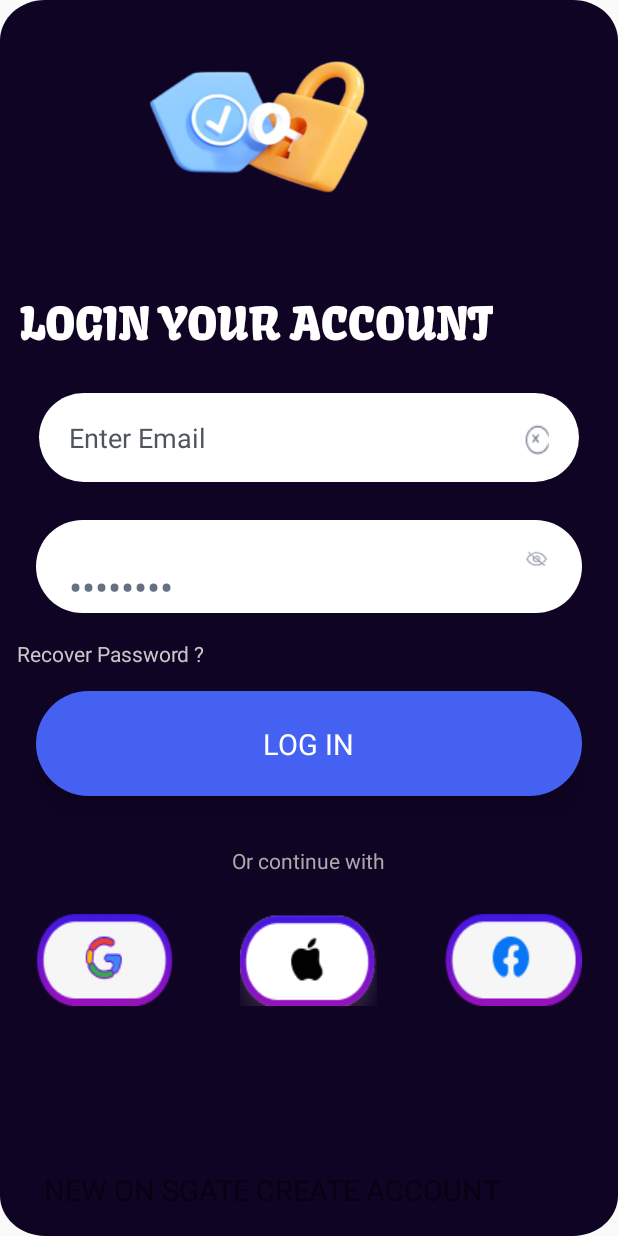
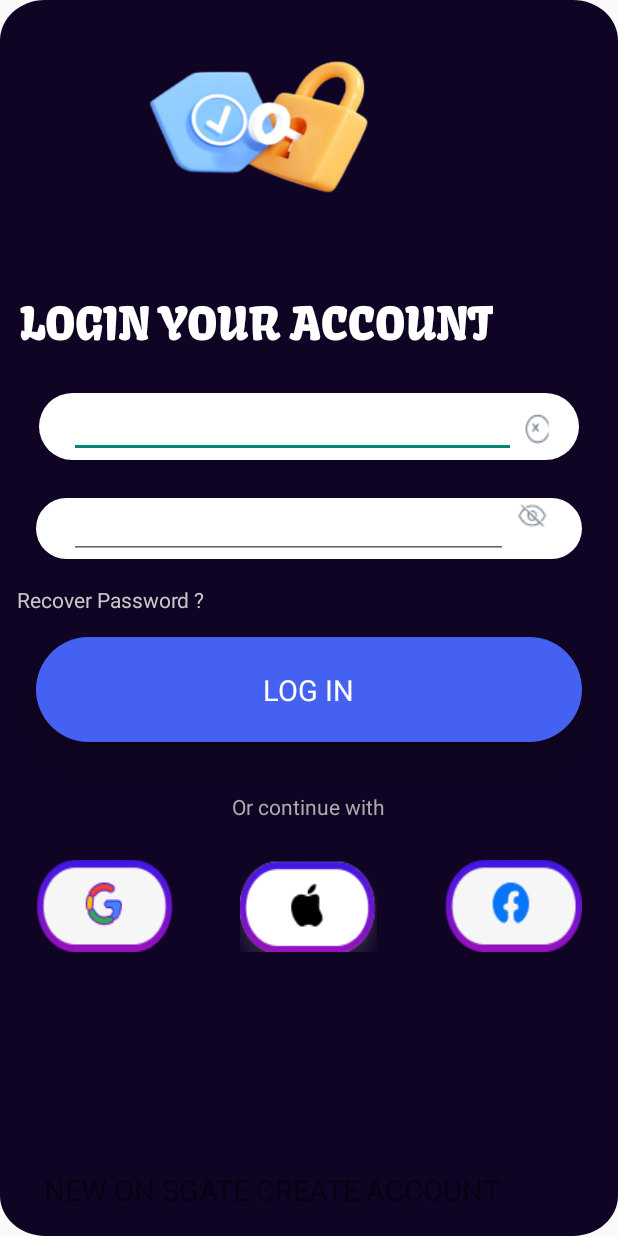
Before and after one commit to abhishek08130/SGATE-APP, an Android app: the login screen opened directly, with no data from a screen before it, on a phone screen of 412 x 824 dp. Run offline under Robolectric (Android 15) with nearby library versions, the phone set to English and light mode, and no system bars; our stand-ins replace sdp/ssp sizes; Roboto replaces fonts that are not available here.

Commit message:
tests eyes

```diff
--- a/app/src/main/res/layout/activity_login.xml
+++ b/app/src/main/res/layout/activity_login.xml
@@ -61,17 +61,16 @@
             android:gravity="center_vertical"
             android:orientation="horizontal"
             android:paddingHorizontal="20dp"
-            android:paddingVertical="17dp">
+            android:paddingVertical="1dp">
 
-            <TextView
+            <com.google.android.material.textfield.TextInputEditText
                 android:id="@+id/rj7p2ou83pjr"
                 android:layout_width="0dp"
-                android:layout_height="wrap_content"
+                android:layout_height="42dp"
                 android:layout_marginEnd="4dp"
                 android:layout_weight="1"
-                android:text="Enter Email"
                 android:textColor="#4F555A"
-                android:textSize="18sp" />
+                android:textSize="20sp" />
 
             <LinearLayout xmlns:android="http://schemas.android.com/apk/res/android"
                 xmlns:app="http://schemas.android.com/apk/res-auto"
@@ -85,16 +84,16 @@
                 android:orientation="vertical"
                 android:paddingHorizontal="6dp">
 
-                <LinearLayout xmlns:android="http://schemas.android.com/apk/res/android"
-                    xmlns:app="http://schemas.android.com/apk/res-auto"
-                    xmlns:tools="http://schemas.android.com/tools"
+                <LinearLayout
                     android:id="@+id/rk0iu7zdtac"
                     android:layout_width="match_parent"
                     android:layout_height="4dp"
                     android:layout_marginTop="6dp"
                     android:clipChildren="false"
                     android:clipToPadding="false"
-                    android:orientation="vertical"></LinearLayout>
+                    android:orientation="vertical">
+
+                </LinearLayout>
             </LinearLayout>
 
         </LinearLayout>
@@ -110,25 +109,27 @@
             android:clipToPadding="false"
             android:orientation="horizontal"
             android:paddingHorizontal="22dp"
-            android:paddingTop="19dp">
+            android:paddingTop="1dp">
 
-            <TextView
+            <com.google.android.material.textfield.TextInputEditText
                 android:id="@+id/rf4em2ro4ut"
                 android:layout_width="match_parent"
-                android:layout_height="wrap_content"
+                android:layout_height="32dp"
                 android:layout_marginTop="7dp"
                 android:layout_marginEnd="4dp"
                 android:layout_weight="1"
-                android:text="••••••••"
                 android:textColor="#667085"
-                android:textSize="26sp" />
+                android:textSize="20sp" />
 
             <ImageView
                 android:id="@+id/rryudhpi3cpq"
-                android:layout_width="17dp"
-                android:layout_height="14dp"
-                android:scaleType="fitXY"
-                android:src="@drawable/eye" />
+                android:layout_width="wrap_content"
+                android:layout_height="wrap_content"
+                android:background="@drawable/eye"
+                android:clipChildren="false"
+                android:clipToPadding="false"
+                android:orientation="vertical"
+                android:paddingHorizontal="6dp" />
         </LinearLayout>
 
         <TextView
@@ -166,9 +167,7 @@
                 android:textSize="19sp" />
         </LinearLayout>
 
-        <LinearLayout xmlns:android="http://schemas.android.com/apk/res/android"
-            xmlns:app="http://schemas.android.com/apk/res-auto"
-            xmlns:tools="http://schemas.android.com/tools"
+        <LinearLayout
             android:id="@+id/rbvcq2p197h8"
             android:layout_width="match_parent"
             android:layout_height="wrap_content"
@@ -179,15 +178,15 @@
             android:gravity="center_vertical"
             android:orientation="horizontal">
 
-            <LinearLayout xmlns:android="http://schemas.android.com/apk/res/android"
-                xmlns:app="http://schemas.android.com/apk/res-auto"
-                xmlns:tools="http://schemas.android.com/tools"
+            <LinearLayout
                 android:id="@+id/rn8xb4upbx0q"
                 android:layout_width="108dp"
                 android:layout_height="1dp"
                 android:clipChildren="false"
                 android:clipToPadding="false"
-                android:orientation="vertical"></LinearLayout>
+                android:orientation="vertical">
+
+            </LinearLayout>
 
             <View
                 android:layout_width="0dp"
```
